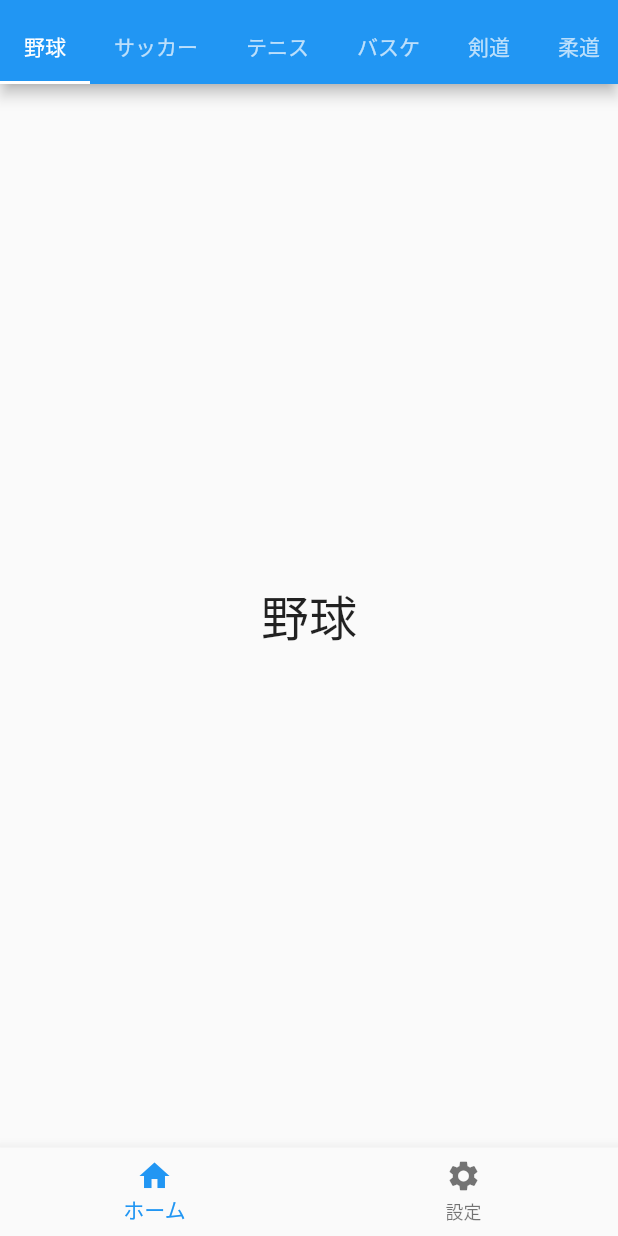
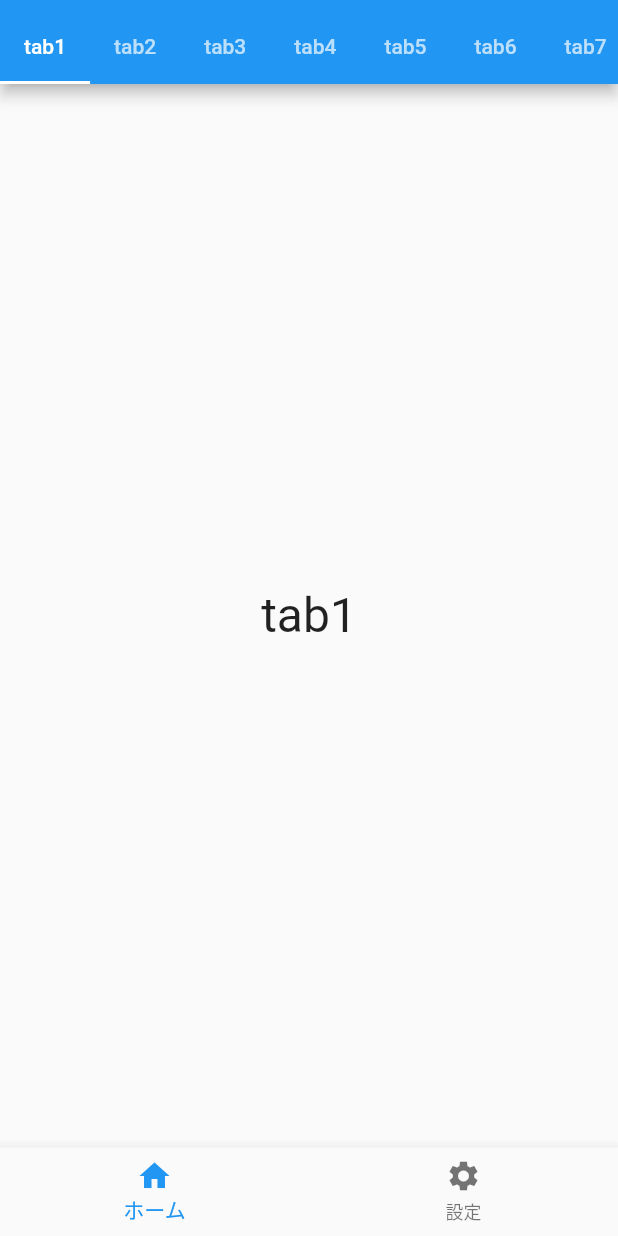
Before and after one commit to Moapp-KimuraYuta/j_button, a Flutter app: the screen it shows after launch, on a phone screen of 412 x 824 dp. Run offline on Flutter 3.47's test engine with Material 2 defaults, Android fonts, the phone set to English and light mode, and no system bars.

Commit message:
tabをそれぞれで作成しファイルで分割

```diff
--- a/lib/src/screens/home.dart
+++ b/lib/src/screens/home.dart
@@ -1,4 +1,12 @@
 import 'package:flutter/material.dart';
+import 'package:j_button/src/screens/tabs/tab1.dart';
+import 'package:j_button/src/screens/tabs/tab2.dart';
+import 'package:j_button/src/screens/tabs/tab3.dart';
+import 'package:j_button/src/screens/tabs/tab4.dart';
+import 'package:j_button/src/screens/tabs/tab5.dart';
+import 'package:j_button/src/screens/tabs/tab6.dart';
+import 'package:j_button/src/screens/tabs/tab7.dart';
+import 'package:j_button/src/screens/tabs/tab8.dart';
 
 class HomeScreen extends StatelessWidget {
   const HomeScreen({Key? key}) : super(key: key);
@@ -16,14 +24,14 @@ class HomeScreen extends StatelessWidget {
               TabBar(
                 isScrollable: true,
                 tabs: <Widget>[
-                  Tab(text: '野球'),
-                  Tab(text: 'サッカー'),
-                  Tab(text: 'テニス'),
-                  Tab(text: 'バスケ'),
-                  Tab(text: '剣道'),
-                  Tab(text: '柔道'),
-                  Tab(text: '水泳'),
-                  Tab(text: '卓球'),
+                  Tab(text: 'tab1'),
+                  Tab(text: 'tab2'),
+                  Tab(text: 'tab3'),
+                  Tab(text: 'tab4'),
+                  Tab(text: 'tab5'),
+                  Tab(text: 'tab6'),
+                  Tab(text: 'tab7'),
+                  Tab(text: 'tab8'),
                 ],
               ),
             ],
@@ -31,30 +39,14 @@ class HomeScreen extends StatelessWidget {
         ),
         body: const TabBarView(
           children: <Widget>[
-            Center(
-              child: Text('野球', style: TextStyle(fontSize: 32.0)),
-            ),
-            Center(
-              child: Text('サッカー', style: TextStyle(fontSize: 32.0)),
-            ),
-            Center(
-              child: Text('テニス', style: TextStyle(fontSize: 32.0)),
-            ),
-            Center(
-              child: Text('バスケ', style: TextStyle(fontSize: 32.0)),
-            ),
-            Center(
-              child: Text('剣道', style: TextStyle(fontSize: 32.0)),
-            ),
-            Center(
-              child: Text('柔道', style: TextStyle(fontSize: 32.0)),
-            ),
-            Center(
-              child: Text('水泳', style: TextStyle(fontSize: 32.0)),
-            ),
-            Center(
-              child: Text('卓球', style: TextStyle(fontSize: 32.0)),
-            ),
+            Tab1(),
+            Tab2(),
+            Tab3(),
+            Tab4(),
+            Tab5(),
+            Tab6(),
+            Tab7(),
+            Tab8(),
           ],
         ),
       ),
--- /dev/null
+++ b/lib/src/screens/tabs/tab1.dart
@@ -0,0 +1,12 @@
+import 'package:flutter/material.dart';
+
+class Tab1 extends StatelessWidget {
+  const Tab1({Key? key}) : super(key: key);
+
+  @override
+  Widget build(BuildContext context) {
+    return const Scaffold(
+      body: Center(child: Text('tab1', style: TextStyle(fontSize: 32.0))),
+    );
+  }
+}
--- /dev/null
+++ b/lib/src/screens/tabs/tab2.dart
@@ -0,0 +1,12 @@
+import 'package:flutter/material.dart';
+
+class Tab2 extends StatelessWidget {
+  const Tab2({Key? key}) : super(key: key);
+
+  @override
+  Widget build(BuildContext context) {
+    return const Scaffold(
+      body: Center(child: Text('tab2', style: TextStyle(fontSize: 32.0))),
+    );
+  }
+}
--- /dev/null
+++ b/lib/src/screens/tabs/tab3.dart
@@ -0,0 +1,12 @@
+import 'package:flutter/material.dart';
+
+class Tab3 extends StatelessWidget {
+  const Tab3({Key? key}) : super(key: key);
+
+  @override
+  Widget build(BuildContext context) {
+    return const Scaffold(
+      body: Center(child: Text('tab3', style: TextStyle(fontSize: 32.0))),
+    );
+  }
+}
--- /dev/null
+++ b/lib/src/screens/tabs/tab4.dart
@@ -0,0 +1,12 @@
+import 'package:flutter/material.dart';
+
+class Tab4 extends StatelessWidget {
+  const Tab4({Key? key}) : super(key: key);
+
+  @override
+  Widget build(BuildContext context) {
+    return const Scaffold(
+      body: Center(child: Text('tab4', style: TextStyle(fontSize: 32.0))),
+    );
+  }
+}
--- /dev/null
+++ b/lib/src/screens/tabs/tab5.dart
@@ -0,0 +1,12 @@
+import 'package:flutter/material.dart';
+
+class Tab5 extends StatelessWidget {
+  const Tab5({Key? key}) : super(key: key);
+
+  @override
+  Widget build(BuildContext context) {
+    return const Scaffold(
+      body: Center(child: Text('tab5', style: TextStyle(fontSize: 32.0))),
+    );
+  }
+}
--- /dev/null
+++ b/lib/src/screens/tabs/tab6.dart
@@ -0,0 +1,12 @@
+import 'package:flutter/material.dart';
+
+class Tab6 extends StatelessWidget {
+  const Tab6({Key? key}) : super(key: key);
+
+  @override
+  Widget build(BuildContext context) {
+    return const Scaffold(
+      body: Center(child: Text('tab6', style: TextStyle(fontSize: 32.0))),
+    );
+  }
+}
--- /dev/null
+++ b/lib/src/screens/tabs/tab7.dart
@@ -0,0 +1,12 @@
+import 'package:flutter/material.dart';
+
+class Tab7 extends StatelessWidget {
+  const Tab7({Key? key}) : super(key: key);
+
+  @override
+  Widget build(BuildContext context) {
+    return const Scaffold(
+      body: Center(child: Text('tab7', style: TextStyle(fontSize: 32.0))),
+    );
+  }
+}
--- /dev/null
+++ b/lib/src/screens/tabs/tab8.dart
@@ -0,0 +1,12 @@
+import 'package:flutter/material.dart';
+
+class Tab8 extends StatelessWidget {
+  const Tab8({Key? key}) : super(key: key);
+
+  @override
+  Widget build(BuildContext context) {
+    return const Scaffold(
+      body: Center(child: Text('tab8', style: TextStyle(fontSize: 32.0))),
+    );
+  }
+}
```
